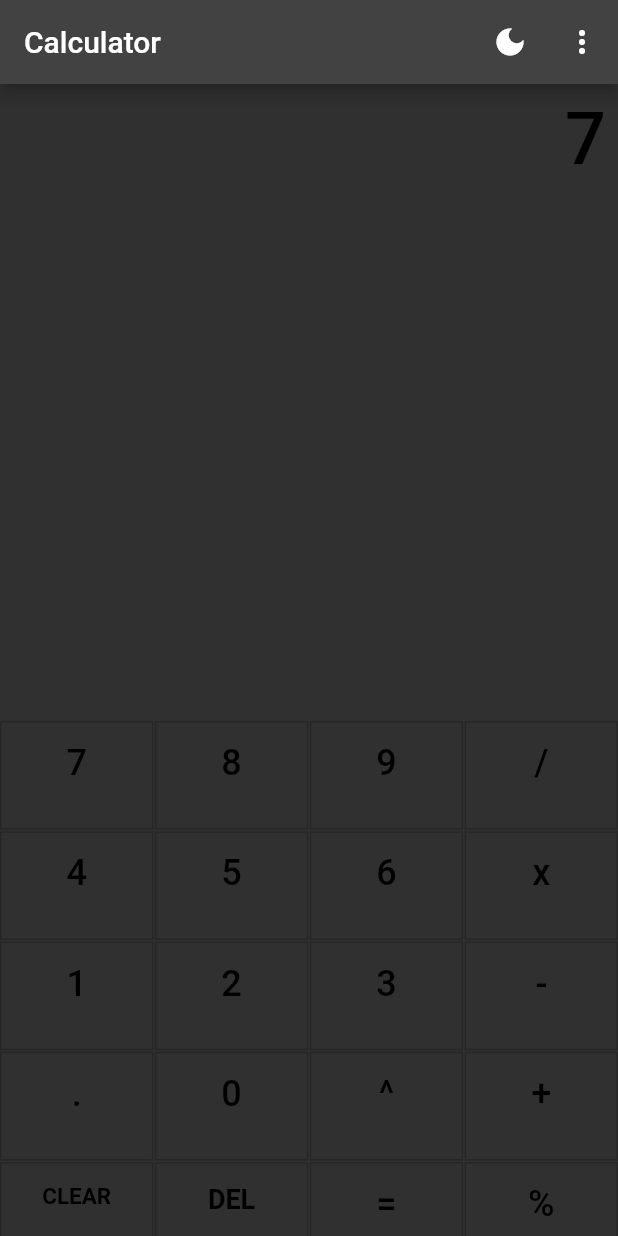
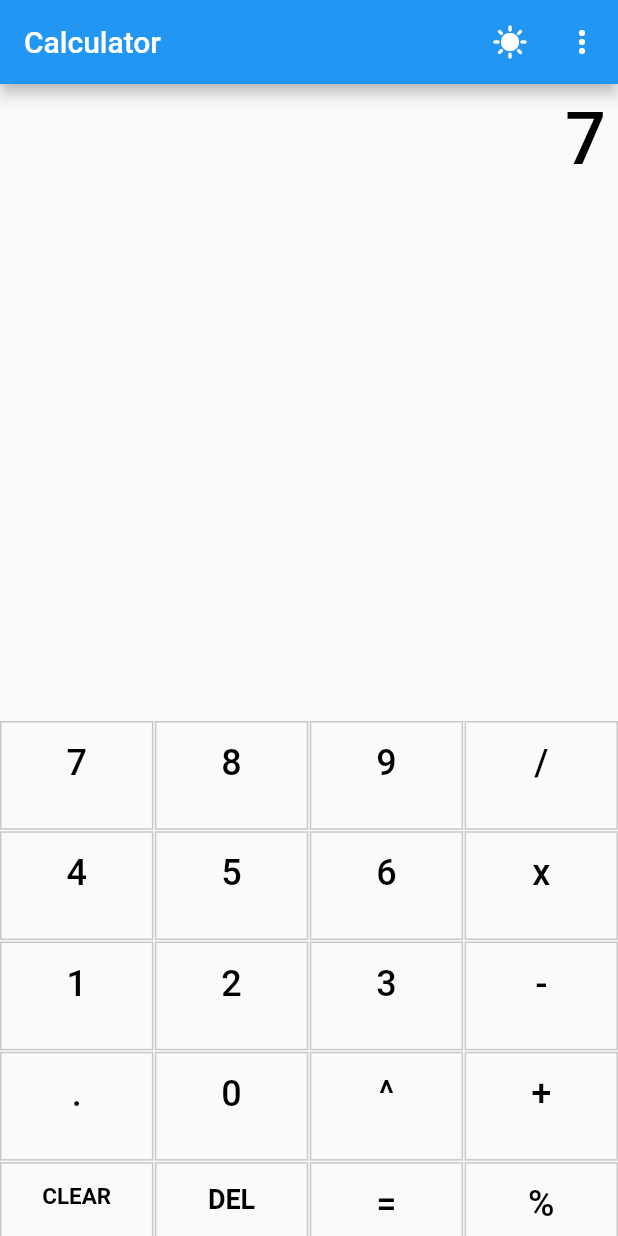
Before and after one commit to Magesh-Doodleblue/Basic-Calculator-using-Flutter, a Flutter app: the screen it shows after launch, after a tap on an icon or button, on a phone screen of 412 x 824 dp. Run offline on Flutter 3.47's test engine with Material 2 defaults, Android fonts, the phone set to English and light mode, and no system bars; our stand-ins replace shared_preferences.

Commit message:
darkmode working fine

```diff
--- a/lib/app.dart
+++ b/lib/app.dart
@@ -6,9 +6,9 @@
 import 'package:shared_preferences/shared_preferences.dart';
 
 class MyApp extends StatefulWidget {
-  final bool isDarkMode;
+  final SharedPreferences prefs;
 
-  const MyApp({Key? key, required this.isDarkMode}) : super(key: key);
+  const MyApp({Key? key, required this.prefs}) : super(key: key);
 
   @override
   _MyAppState createState() => _MyAppState();
@@ -20,14 +20,13 @@
   @override
   void initState() {
     super.initState();
-    isDarkEnable = widget.isDarkMode;
+    isDarkEnable = widget.prefs.getBool('isDarkMode') ?? false;
   }
 
   void _toggleDarkMode() async {
-    final prefs = await SharedPreferences.getInstance();
     setState(() {
       isDarkEnable = !isDarkEnable;
-      prefs.setBool('isDarkMode', isDarkEnable);
+      widget.prefs.setBool('isDarkMode', isDarkEnable);
     });
   }
 
--- a/lib/main.dart
+++ b/lib/main.dart
@@ -8,63 +8,6 @@
 void main() async {
   WidgetsFlutterBinding.ensureInitialized();
   final prefs = await SharedPreferences.getInstance();
-  final isDarkMode = prefs.getBool('isDarkMode') ?? false;
-  runApp(MyApp(isDarkMode: isDarkMode));
+  // final isDarkMode = prefs.getBool('isDarkMode') ?? false;
+  runApp(MyApp(prefs: prefs));
 }
-
-
-// import 'package:flutter/material.dart';
-// import 'package:shared_preferences/shared_preferences.dart';
-
-// void main() {
-//   runApp(MyApp());
-// }
-
-// class MyApp extends StatefulWidget {
-//   @override
-//   _MyAppState createState() => _MyAppState();
-// }
-
-// class _MyAppState extends State<MyApp> {
-//   bool _isDarkMode = false;
-
-//   @override
-//   void initState() {
-//     super.initState();
-//     _loadSavedPreference();
-//   }
-
-//   void _loadSavedPreference() async {
-//     SharedPreferences prefs = await SharedPreferences.getInstance();
-//     setState(() {
-//       _isDarkMode = prefs.getBool('isDarkMode') ?? false;
-//     });
-//   }
-
-//   void _toggleTheme() async {
-//     SharedPreferences prefs = await SharedPreferences.getInstance();
-//     setState(() {
-//       _isDarkMode = !_isDarkMode;
-//       prefs.setBool('isDarkMode', _isDarkMode);
-//     });
-//   }
-
-//   @override
-//   Widget build(BuildContext context) {
-//     return MaterialApp(
-//       title: 'Flutter Demo',
-//       theme: _isDarkMode ? ThemeData.dark() : ThemeData.light(),
-//       home: Scaffold(
-//         appBar: AppBar(
-//           title: Text('Light/Dark Mode'),
-//         ),
-//         body: Center(
-//           child: IconButton(
-//             icon: _isDarkMode ? Icon(Icons.nightlight_round) : Icon(Icons.wb_sunny),
-//             onPressed: _toggleTheme,
-//           ),
-//         ),
-//       ),
-//     );
-//   }
-// }
--- a/lib/views/screens/homepage.dart
+++ b/lib/views/screens/homepage.dart
@@ -2,7 +2,6 @@
 
 import 'package:flutter/material.dart';
 import '../../model/history_singleton.dart';
-import 'package:shared_preferences/shared_preferences.dart';
 import '../../utils/constant.dart';
 import 'history.dart';
 
@@ -32,16 +31,14 @@
     }
   }
 
-  @override
-  void initState() {
-    super.initState();
-    widget.toggleDarkMode();
-  }
+  // @override
+  // void initState() {
+  //   super.initState();
+  //   widget.toggleDarkMode();
+  // }
 
   @override
   Widget build(BuildContext context) {
-    final prefs = SharedPreferences.getInstance();
-
     return Scaffold(
       appBar: AppBar(
         title: const Text('Calculator'),
```
